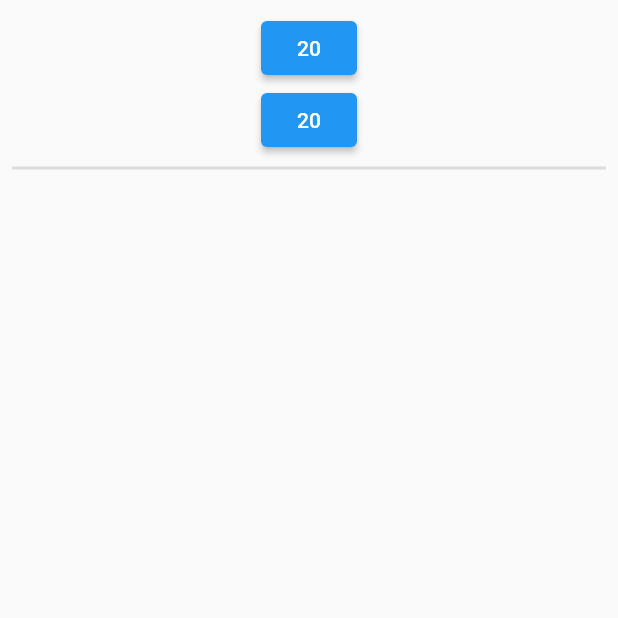
After one commit to rijwolshakya09/simple-interest, a Flutter app: the screen it shows after launch, after a tap on "Numbers Game New", on a phone screen of 412 x 824 dp, the top half of it. The commit adds this screen. Run offline on Flutter 3.47's test engine with Material 2 defaults, Android fonts, the phone set to English and light mode, and no system bars; statements that could not run were skipped.

Commit message:
Number Generator Game Done

```diff
--- a/app/lib/dashboard.dart
+++ b/app/lib/dashboard.dart
@@ -15,7 +15,9 @@ class _DashboardState extends State<Dashboard> {
       ),
       body: Padding(
         padding: const EdgeInsets.all(8),
-        child: Row(
+        child: Column(
+          children: [
+            Row(
               mainAxisAlignment: MainAxisAlignment.center,
               children: [
                 const SizedBox(width: 8),
@@ -41,6 +43,27 @@ class _DashboardState extends State<Dashboard> {
                 ),
               ],
             ),
+            Row(
+              mainAxisAlignment: MainAxisAlignment.center,
+              children: [
+                const SizedBox(width: 8),
+                ElevatedButton(
+                  onPressed: () {
+                    Navigator.pushNamed(context, '/numbersgame');
+                  },
+                  child: const Text('Numbers Game Old'),
+                ),
+                const SizedBox(width: 8),
+                ElevatedButton(
+                  onPressed: () {
+                    Navigator.pushNamed(context, '/numbergenerator');
+                  },
+                  child: const Text('Numbers Game New'),
+                ),
+              ],
+            ),
+          ],
+        ),
       ),
     );
   }
--- a/app/lib/main.dart
+++ b/app/lib/main.dart
@@ -1,3 +1,5 @@
+import 'package:app/numbergenerator.dart';
+import 'package:app/numbersgame.dart';
 import 'package:flutter/material.dart';
 
 import 'dashboard.dart';
@@ -14,7 +16,9 @@ void main() {
         '/': (context) => const Dashboard(),
         '/simple_interest': (context) => const SimpleInterest(),
         '/arithmeticmain': (context) => const MyScreen(),
-        '/output': (context) => const Output()
+        '/numbersgame': ((context) => const Game()),
+        '/numbergenerator': ((context) => const NumberGenerator()),
+        '/output': (context) => const OutputScreen(result: 0),
       },
     ),
   );
--- /dev/null
+++ b/app/lib/numbergenerator.dart
@@ -0,0 +1,148 @@
+import 'dart:math';
+
+import 'package:flutter/material.dart';
+
+class NumberGenerator extends StatefulWidget {
+  const NumberGenerator({Key? key}) : super(key: key);
+
+  @override
+  State<NumberGenerator> createState() => _NumberGeneratorState();
+}
+
+class _NumberGeneratorState extends State<NumberGenerator> {
+  int? firstNumber, secondNumber;
+  bool? submit = true;
+
+  int count = 0;
+  int correct = 0;
+  int incorrect = 0;
+
+  @override
+  void initState() {
+    super.initState();
+    _generateRandomNumber();
+  }
+
+  _generateRandomNumber() {
+    setState(() {
+      firstNumber = Random().nextInt(100);
+      secondNumber = Random().nextInt(100);
+      if (firstNumber == secondNumber) {
+        _generateRandomNumber();
+      }
+    });
+  }
+
+  _checkFirst() {
+    if (count < 10) {
+      if (firstNumber! > secondNumber!) {
+        setState(() {
+          correct++;
+          count++;
+        });
+      } else if (firstNumber! < secondNumber!) {
+        setState(() {
+          incorrect++;
+          count++;
+        });
+      }
+      _generateRandomNumber();
+    } else {
+      setState(() {
+        submit = false;
+        return;
+      });
+    }
+  }
+
+  _checkSecond() {
+    if (secondNumber! > firstNumber!) {
+      setState(() {
+        correct++;
+      });
+    } else {
+      setState(() {
+        incorrect++;
+      });
+    }
+    if (count > 9) {
+      submit = false;
+    }
+    if (count > 9) {
+      submit = false;
+    } else {
+      _generateRandomNumber();
+      count++;
+    }
+  }
+
+  @override
+  Widget build(BuildContext context) {
+    return Scaffold(
+      body: SafeArea(
+        child: Padding(
+          padding: const EdgeInsets.all(8),
+          child: Column(
+            children: [
+              const SizedBox(width: double.infinity),
+              ElevatedButton(
+                  onPressed: submit! ? () => _checkFirst() : null,
+                  child: Text(firstNumber.toString())),
+              const SizedBox(width: double.infinity),
+              ElevatedButton(
+                  onPressed: submit! ? () => _checkSecond() : null,
+                  child: Text(secondNumber.toString())),
+              const Divider(
+                thickness: 2,
+              ),
+              if (count > 9)
+                Column(
+                  children: [
+                    const SizedBox(height: 8),
+                    const Text(
+                      'Your Result',
+                      style: TextStyle(
+                        fontSize: 30,
+                        fontWeight: FontWeight.bold,
+                      ),
+                    ),
+                    const SizedBox(height: 8),
+                    Text(
+                      'Correct: $correct',
+                      style: const TextStyle(
+                        color: Colors.green,
+                        fontSize: 20,
+                        fontWeight: FontWeight.bold,
+                      ),
+                    ),
+                    const SizedBox(height: 8),
+                    Text(
+                      'Incorrect: $incorrect',
+                      style: const TextStyle(
+                        color: Colors.red,
+                        fontSize: 20,
+                        fontWeight: FontWeight.bold,
+                      ),
+                    ),
+                    SizedBox(
+                      width: 200,
+                      child: ElevatedButton(
+                          onPressed: () {
+                            setState(() {
+                              count = 0;
+                              correct = 0;
+                              incorrect = 0;
+                              submit = true;
+                            });
+                          },
+                          child: const Text('Restart Game??')),
+                    )
+                  ],
+                ),
+            ],
+          ),
+        ),
+      ),
+    );
+  }
+}
```
Also changed, not shown: app/lib/arithmeticmain.dart (+9 -2 lines), app/lib/numbersgame.dart (added, +89 -0 lines), app/lib/output.dart (+8 -12 lines), main.dart (added). Lines whose indentation alone changed are shown as unchanged.
